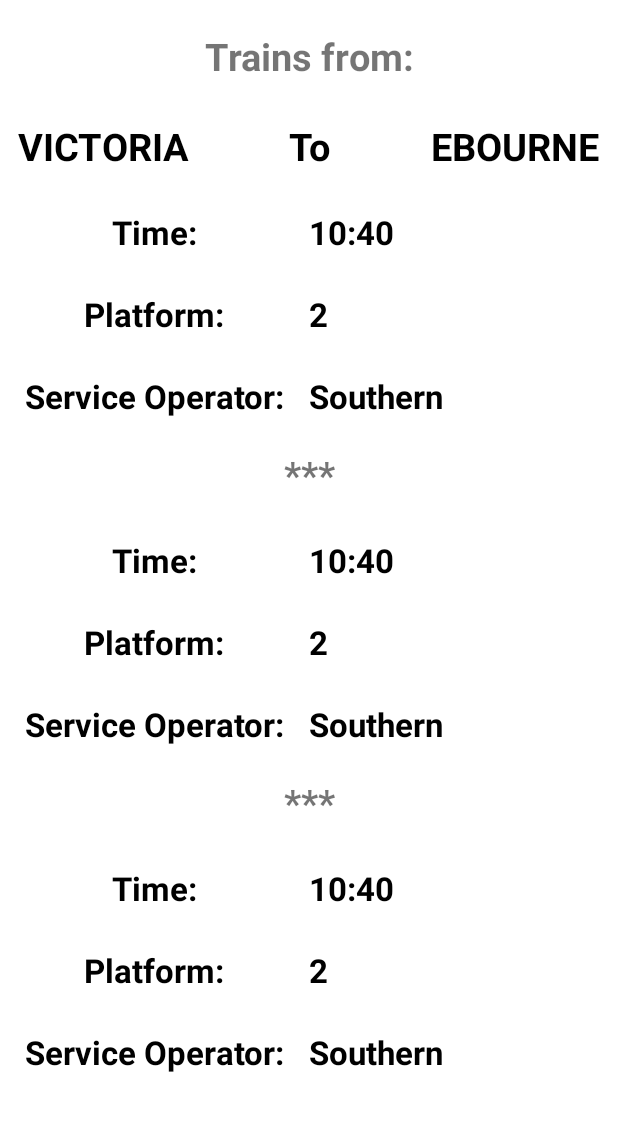
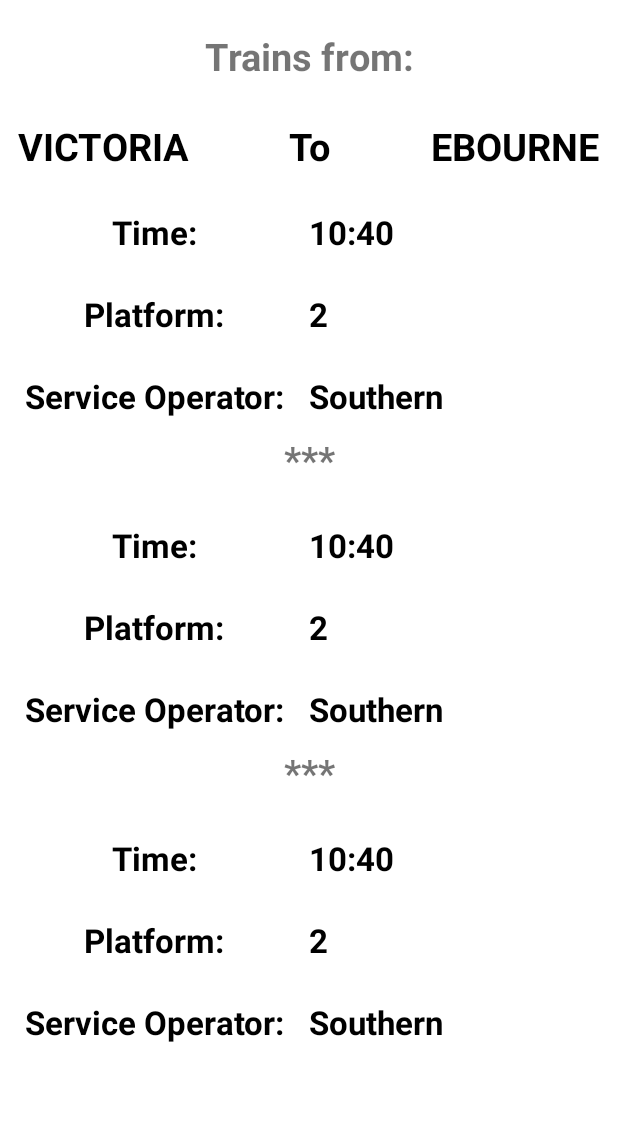
Before and after one commit to chukaOkoye/traintimesapp, an Android app: the DisplayTimesActivity screen opened directly, with no data from a screen before it, on a phone screen of 412 x 824 dp, the part 84-1215 px from its top. Run offline under Robolectric (Android 15) with nearby library versions, the phone set to English and light mode, and no system bars; network calls fail; 2 statements that could not run were skipped.

Commit message:
refactor: add indents to DisplayTrainTimesActivity

```diff
--- a/app/src/main/res/layout/activity_display_times.xml
+++ b/app/src/main/res/layout/activity_display_times.xml
@@ -31,8 +31,8 @@
             android:text="@string/trains_from"
             android:textSize="25sp"
             android:paddingTop="20dp"
-        android:textStyle="bold"
-        />
+            android:textStyle="bold" />
+
         <LinearLayout
             android:layout_width="match_parent"
             android:layout_height="wrap_content"
@@ -52,7 +52,6 @@
                 android:textAlignment="center"
                 tools:ignore="MissingConstraints" />
             <TextView
-
                 android:layout_width="match_parent"
                 android:layout_height="wrap_content"
                 android:layout_marginTop="25dp"
@@ -77,15 +76,14 @@
                 android:textAlignment="center"
                 tools:ignore="MissingConstraints" />
 
-
     </LinearLayout>
 
 
     <LinearLayout
         android:layout_width="match_parent"
         android:layout_height="wrap_content"
-        android:orientation="horizontal"
-        >
+        android:orientation="horizontal">
+
         <TextView
             android:id="@+id/time1"
             android:layout_width="match_parent"
@@ -109,10 +107,8 @@
             android:textSize="22sp"
             android:textStyle="bold"
             android:text="@string/_10_40"
-
             tools:ignore="MissingConstraints"
             tools:text="10:20"/>
-
     </LinearLayout>
 
 
@@ -146,7 +142,6 @@
             android:layout_weight="3"
             tools:ignore="MissingConstraints"
             tools:text="3"/>
-
     </LinearLayout>
 
     <LinearLayout
@@ -187,14 +182,14 @@
         android:gravity="center"
         android:text="@string/eclipses"
         android:textSize="25sp"
-        android:paddingTop="20dp"
+        android:paddingTop="10dp"
         android:textStyle="bold"
         />
     <LinearLayout
         android:layout_width="match_parent"
         android:layout_height="wrap_content"
-        android:orientation="horizontal"
-        >
+        android:orientation="horizontal">
+
         <TextView
             android:id="@+id/time2"
             android:layout_width="match_parent"
@@ -218,12 +213,10 @@
             android:textSize="22sp"
             android:textStyle="bold"
             android:text="@string/_10_40"
-
             tools:ignore="MissingConstraints"
             tools:text="10:20"/>
 
     </LinearLayout>
-
 
     <LinearLayout
         android:layout_width="match_parent"
@@ -287,9 +280,6 @@
             android:textStyle="bold"
             android:text="@string/southern"
             tools:ignore="MissingConstraints" />
-
-
-
     </LinearLayout>
 
     <TextView
@@ -298,15 +288,14 @@
         android:gravity="center"
         android:text="@string/eclipses"
         android:textSize="25sp"
-        android:paddingTop="20dp"
-        android:textStyle="bold"
-        />
+        android:paddingTop="10dp"
+        android:textStyle="bold" />
 
     <LinearLayout
         android:layout_width="match_parent"
         android:layout_height="wrap_content"
-        android:orientation="horizontal"
-        >
+        android:orientation="horizontal">
+
         <TextView
             android:id="@+id/time3"
             android:layout_width="match_parent"
@@ -330,7 +319,6 @@
             android:textSize="22sp"
             android:textStyle="bold"
             android:text="@string/_10_40"
-
             tools:ignore="MissingConstraints"
             tools:text="10:20"/>
 
@@ -421,5 +409,4 @@
 
     </LinearLayout>
 
-
 </LinearLayout>
```
Lines whose indentation alone changed are shown as unchanged.
